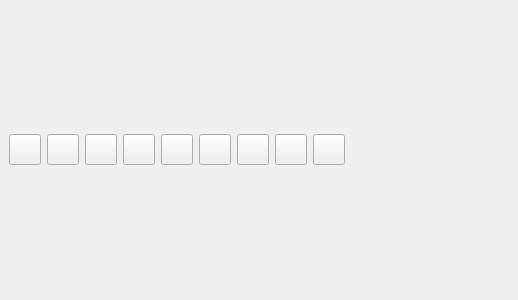
First picture: the form in src/ui/main/Navbar.ui, repository Komet/MediaElch, before the edit; both pictures show x 0 to 518 and y 0 to 300 of the 1091 by 300 pixel window.
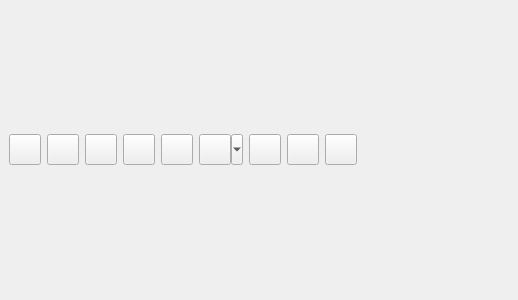
Second picture: the form after the edit. Icons and pictures are not drawn. Custom widgets are drawn as their Qt base class.

Commit message:
[Export] Add dropdown menu for CSV/HTML export
Make it possible to open the now stable CSV exporter from the UI.

Diff of the .ui file:
```diff
--- a/src/ui/main/Navbar.ui
+++ b/src/ui/main/Navbar.ui
@@ -144,6 +144,9 @@
           <height>24</height>
          </size>
         </property>
+        <property name="popupMode">
+         <enum>QToolButton::MenuButtonPopup</enum>
+        </property>
         <property name="iconName" stdset="0">
          <string notr="true">cloud_upload</string>
         </property>
```
The commit also changes 6 other files.
